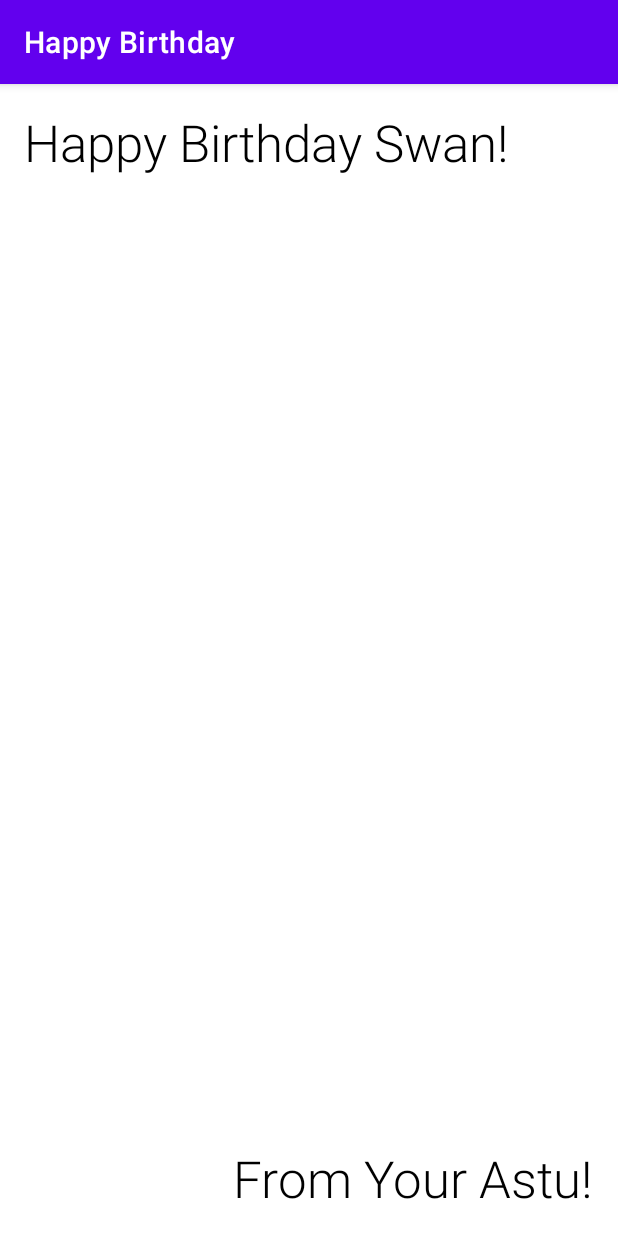
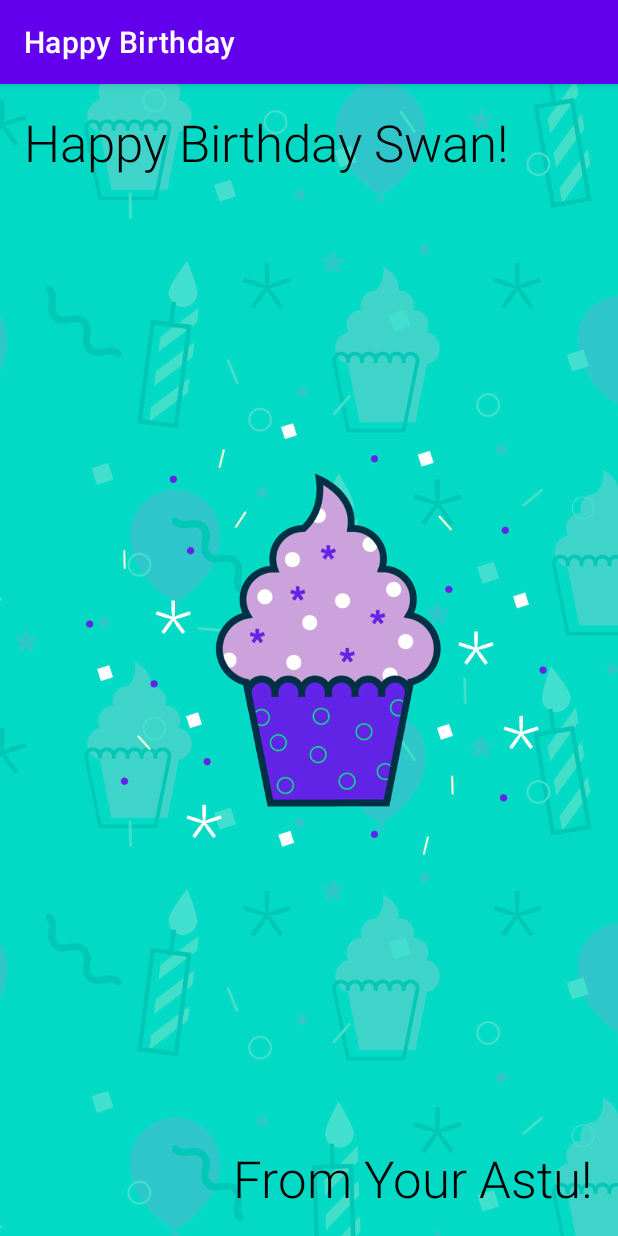
Before and after one commit to mirmdasif/happybirthday, an Android app: the screen it shows after launch (MainActivity), on a phone screen of 412 x 824 dp. Run offline under Robolectric (Android 15) with nearby library versions, the phone set to English and light mode, and no system bars.

Commit message:
Add Image

```diff
--- a/app/src/main/res/layout/activity_main.xml
+++ b/app/src/main/res/layout/activity_main.xml
@@ -5,6 +5,19 @@
     android:layout_width="match_parent"
     android:layout_height="match_parent"
     tools:context=".MainActivity">
+
+    <ImageView
+        android:id="@+id/imageView"
+        android:layout_width="0dp"
+        android:layout_height="0dp"
+        android:contentDescription="TODO"
+        android:importantForAccessibility="no"
+        android:scaleType="centerCrop"
+        app:layout_constraintBottom_toBottomOf="parent"
+        app:layout_constraintEnd_toEndOf="parent"
+        app:layout_constraintStart_toStartOf="parent"
+        app:layout_constraintTop_toTopOf="parent"
+        app:srcCompat="@drawable/androidparty" />
 
     <TextView
         android:id="@+id/textView"
@@ -31,4 +44,5 @@
         android:textSize="34sp"
         app:layout_constraintBottom_toBottomOf="parent"
         app:layout_constraintEnd_toEndOf="parent" />
+
 </androidx.constraintlayout.widget.ConstraintLayout>
```
Also changed, not shown: app/src/main/res/drawable/androidparty.png (added).
